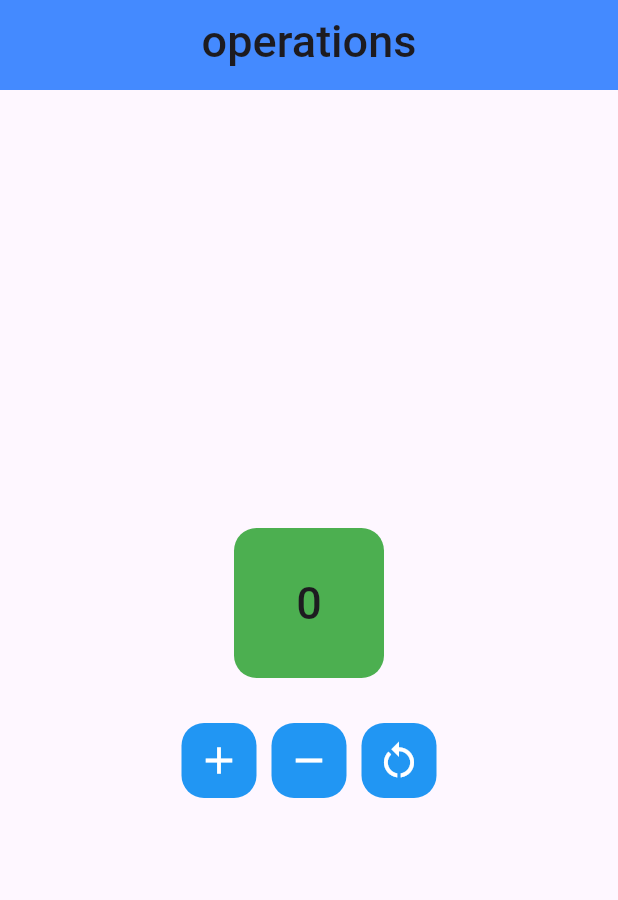
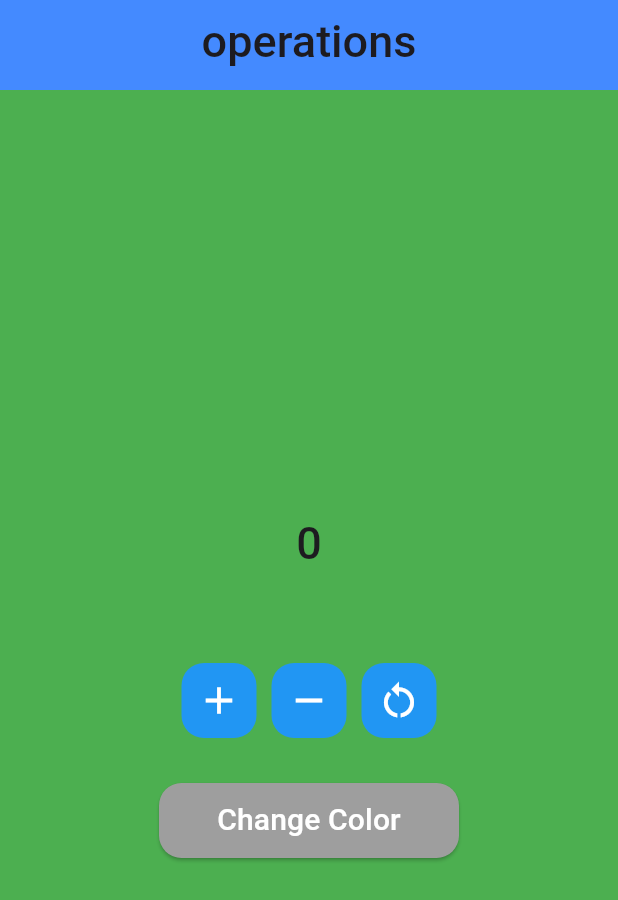
Before and after one commit to AhmedHelmy18/Nti, a Flutter app: the screen it shows after launch, on a phone screen of 412 x 824 dp. Shown: the top 900 px of the screen. Run offline on Flutter 3.47's test engine with Material 3 defaults, Android fonts, the phone set to English and light mode, and no system bars.

Commit message:
change theme of page..

```diff
--- /dev/null
+++ b/task_ui/lib/constant/theme.dart
@@ -0,0 +1,38 @@
+import 'package:flutter/material.dart';
+
+List<Color> colorContainer = [
+  Colors.green,
+  Colors.blue,
+  Colors.red,
+  Colors.orange,
+  Colors.purple,
+  Colors.yellow,
+  Colors.teal,
+  Colors.cyan,
+  Colors.indigo,
+  Colors.amber,
+  Colors.lime,
+  Colors.deepOrange,
+  Colors.pink,
+  Colors.brown,
+  Colors.grey,
+  Colors.lightBlue,
+  Colors.lightGreen,
+  Colors.deepPurple,
+  Colors.blueGrey,
+  Colors.blueAccent,
+  Colors.orangeAccent,
+  Colors.purpleAccent,
+  Colors.cyanAccent,
+  Colors.limeAccent,
+  Colors.yellowAccent,
+  Colors.redAccent,
+  Colors.greenAccent,
+  Colors.pinkAccent,
+  Colors.tealAccent,
+  Colors.indigoAccent,
+  Colors.amberAccent,
+  Colors.deepOrangeAccent,
+  Colors.brown,
+  Colors.grey,
+];
--- a/task_ui/lib/ui/component/body.dart
+++ b/task_ui/lib/ui/component/body.dart
@@ -2,7 +2,9 @@ import 'package:flutter/material.dart';
 import 'package:task_ui/ui/component/container_icon.dart';
 
 class BodyScreen extends StatefulWidget {
-  const BodyScreen({super.key});
+  const BodyScreen({super.key, required this.onChangeColor});
+
+  final VoidCallback onChangeColor;
 
   @override
   State<BodyScreen> createState() => _BodyScreenState();
@@ -69,6 +71,25 @@ class _BodyScreenState extends State<BodyScreen> {
               ),
             ],
           ),
+          const SizedBox(height: 30),
+          ElevatedButton(
+            style: ElevatedButton.styleFrom(
+              minimumSize: const Size(200, 50),
+              backgroundColor: Colors.grey[500],
+              shape: RoundedRectangleBorder(
+                borderRadius: BorderRadius.circular(15),
+              ),
+            ),
+            onPressed: widget.onChangeColor,
+            child: const Text(
+              "Change Color",
+              style: TextStyle(
+                fontSize: 20,
+                fontWeight: FontWeight.w500,
+                color: Colors.white,
+              ),
+            ),
+          ),
         ],
       ),
     );
--- a/task_ui/lib/ui/screens/home_page.dart
+++ b/task_ui/lib/ui/screens/home_page.dart
@@ -1,16 +1,30 @@
 import 'package:flutter/material.dart';
+import 'package:task_ui/constant/theme.dart';
 import 'package:task_ui/ui/component/appbar.dart';
 import 'package:task_ui/ui/component/body.dart';
 
-class HomePage extends StatelessWidget {
+class HomePage extends StatefulWidget {
   const HomePage({super.key});
 
   @override
+  State<HomePage> createState() => _HomePageState();
+}
+
+class _HomePageState extends State<HomePage> {
+  int colorIndex = 0;
+
+  void changeBackgroundColor() {
+    setState(() {
+      colorIndex = (colorIndex + 1) % colorContainer.length;
+    });
+  }
+
+  @override
   Widget build(BuildContext context) {
-    final int number ;
     return Scaffold(
+      backgroundColor: colorContainer[colorIndex],
       appBar: Appbar(),
-      body: BodyScreen(),
+      body: BodyScreen(onChangeColor: changeBackgroundColor),
     );
   }
 }
```
